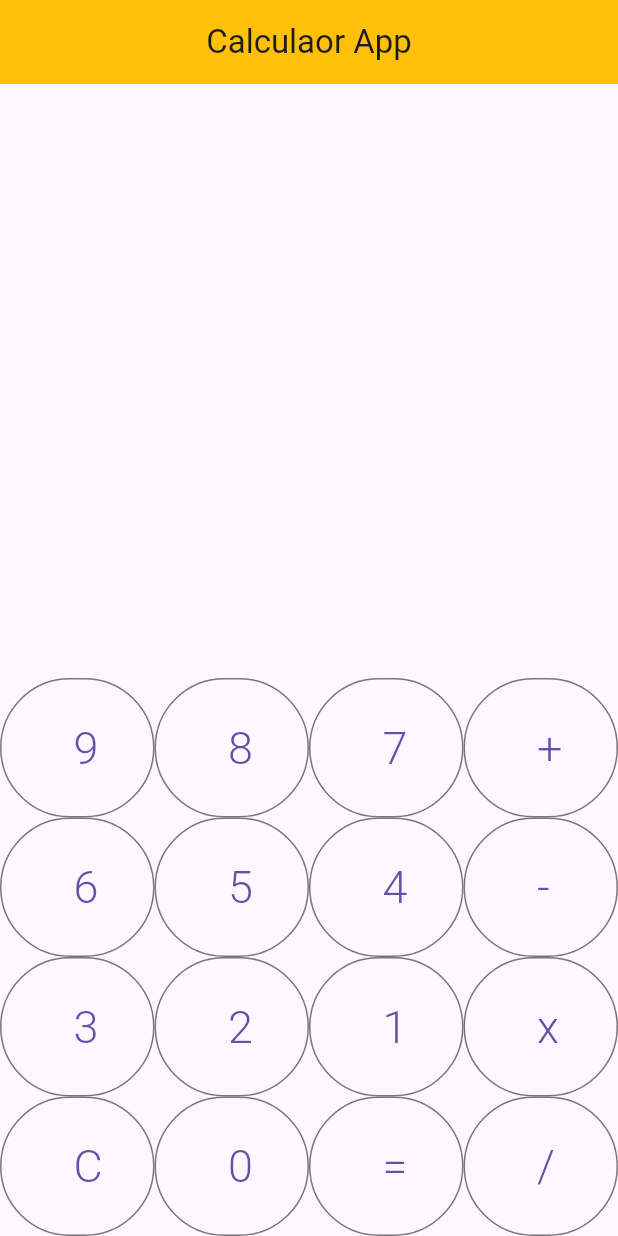
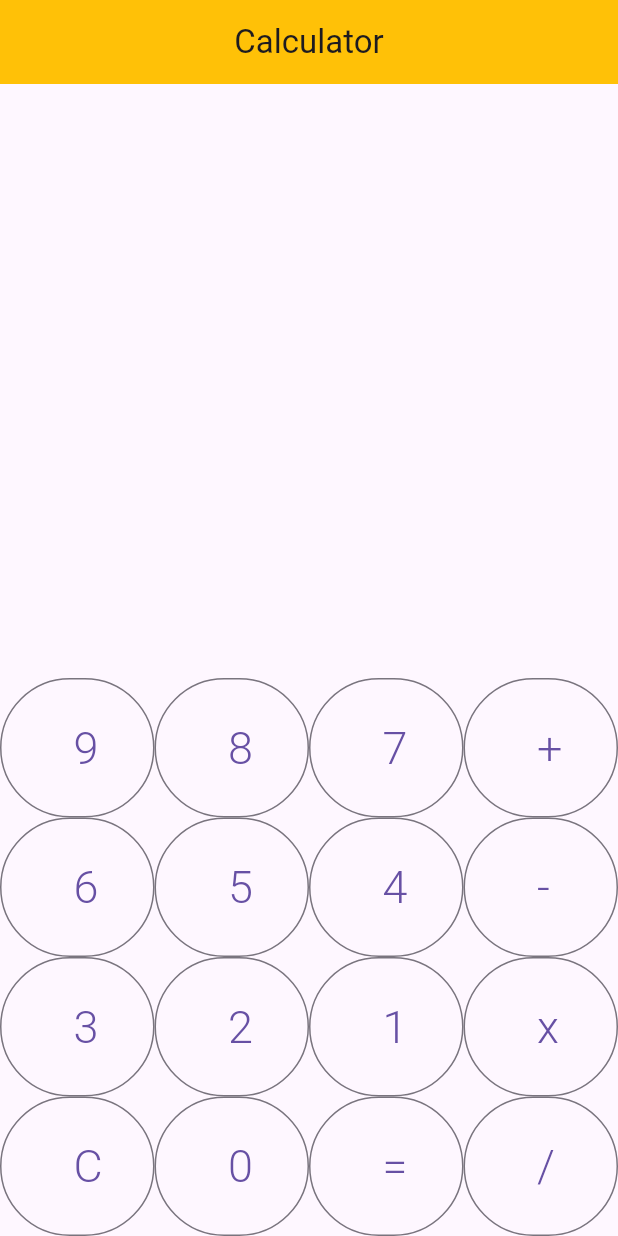
Before and after one commit to Nithish11/Cognorise_infor-intrn, a Flutter app: the screen it shows after launch, on a phone screen of 412 x 824 dp. Run offline on Flutter 3.47's test engine with Material 3 defaults, Android fonts, the phone set to English and light mode, and no system bars.

Commit message:
fix:modify the text

```diff
--- a/calculator_app/lib/home.dart
+++ b/calculator_app/lib/home.dart
@@ -13,7 +13,7 @@ class _homepageState extends State<homepage> {
   Widget build(BuildContext context) {
     return Scaffold(
       appBar: AppBar(
-        title: Text("Calculaor App"),
+        title: Text("Calculator"),
         backgroundColor: Colors.amber,
         centerTitle: true,
       ),
```
